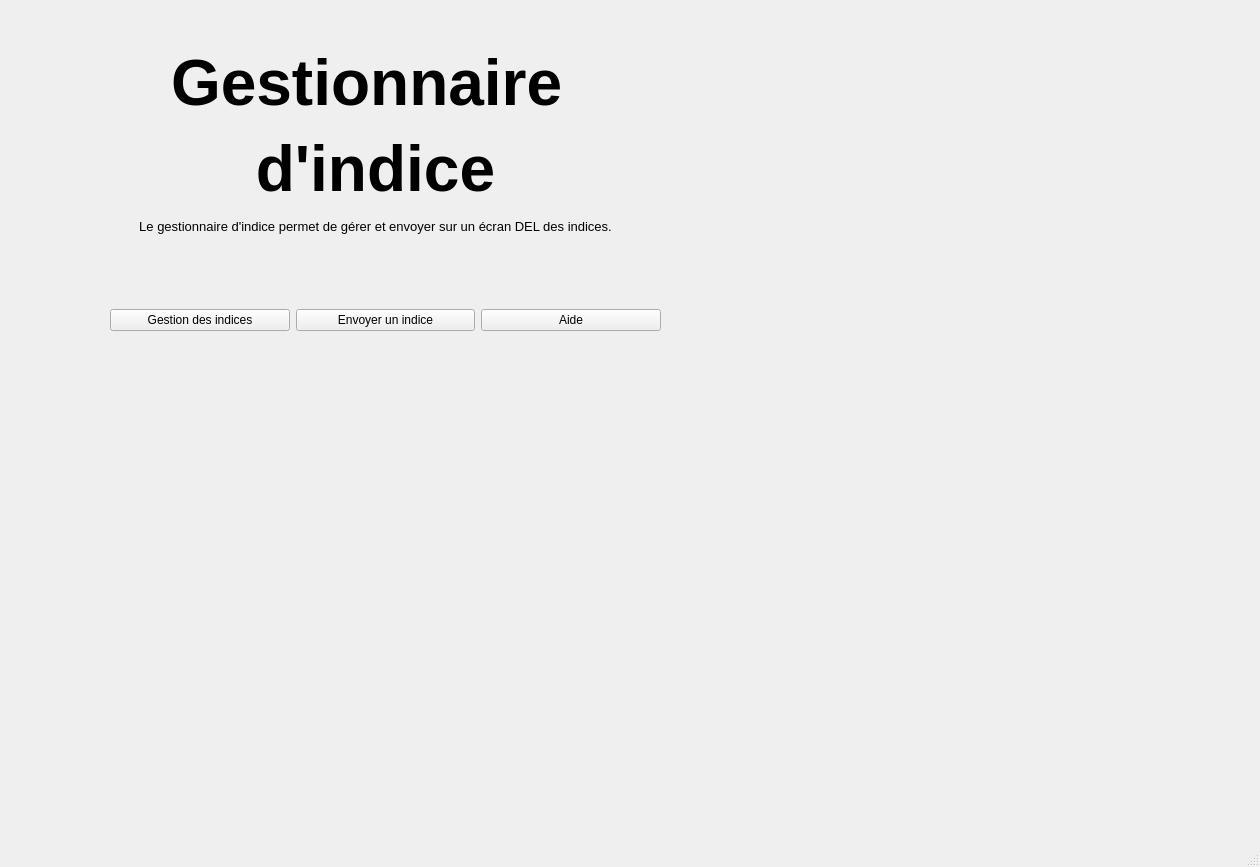
First picture: the form in Projet/Application/PROJET_AFFICHEUR_INDICE/mainwindow.ui, repository David3710/Stage_2025_ST_felixDL, before the edit.
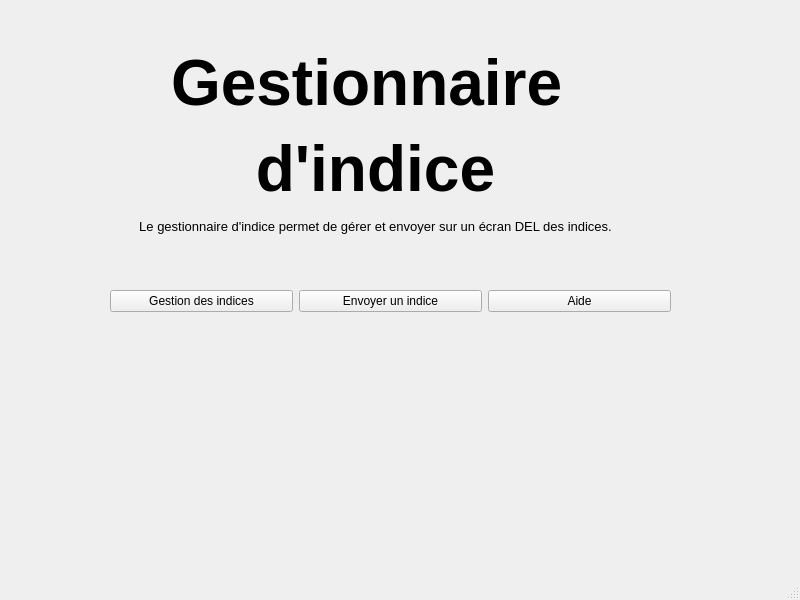
Second picture: the form after the edit.

```diff
--- a/Projet/Application/PROJET_AFFICHEUR_INDICE/mainwindow.ui
+++ b/Projet/Application/PROJET_AFFICHEUR_INDICE/mainwindow.ui
@@ -12,10 +12,22 @@
    <rect>
     <x>0</x>
     <y>0</y>
-    <width>1260</width>
-    <height>867</height>
+    <width>800</width>
+    <height>600</height>
    </rect>
   </property>
+  <property name="minimumSize">
+   <size>
+    <width>800</width>
+    <height>600</height>
+   </size>
+  </property>
+  <property name="maximumSize">
+   <size>
+    <width>800</width>
+    <height>600</height>
+   </size>
+  </property>
   <property name="windowTitle">
    <string>MainWindow</string>
   </property>
@@ -23,21 +35,30 @@
    <bool>false</bool>
   </property>
   <widget class="QWidget" name="centralwidget">
-   <property name="maximumSize">
-    <size>
-     <width>1260</width>
-     <height>824</height>
-    </size>
-   </property>
    <widget class="QStackedWidget" name="stackedWidget">
     <property name="geometry">
      <rect>
       <x>0</x>
       <y>0</y>
-      <width>1221</width>
-      <height>811</height>
+      <width>800</width>
+      <height>600</height>
      </rect>
     </property>
+    <property name="minimumSize">
+     <size>
+      <width>800</width>
+      <height>600</height>
+     </size>
+    </property>
+    <property name="maximumSize">
+     <size>
+      <width>800</width>
+      <height>600</height>
+     </size>
+    </property>
+    <property name="autoFillBackground">
+     <bool>true</bool>
+    </property>
     <property name="currentIndex">
      <number>0</number>
     </property>
@@ -46,12 +67,15 @@
       <property name="geometry">
        <rect>
         <x>110</x>
-        <y>280</y>
-        <width>551</width>
-        <height>80</height>
+        <y>290</y>
+        <width>561</width>
+        <height>71</height>
        </rect>
       </property>
       <layout class="QHBoxLayout" name="horizontalLayout_5">
+       <property name="sizeConstraint">
+        <enum>QLayout::SetMinAndMaxSize</enum>
+       </property>
        <item>
         <widget class="QPushButton" name="versGestion">
          <property name="text">
```
Left out of the diff: 2 changed lines with no effect on the pictures.
